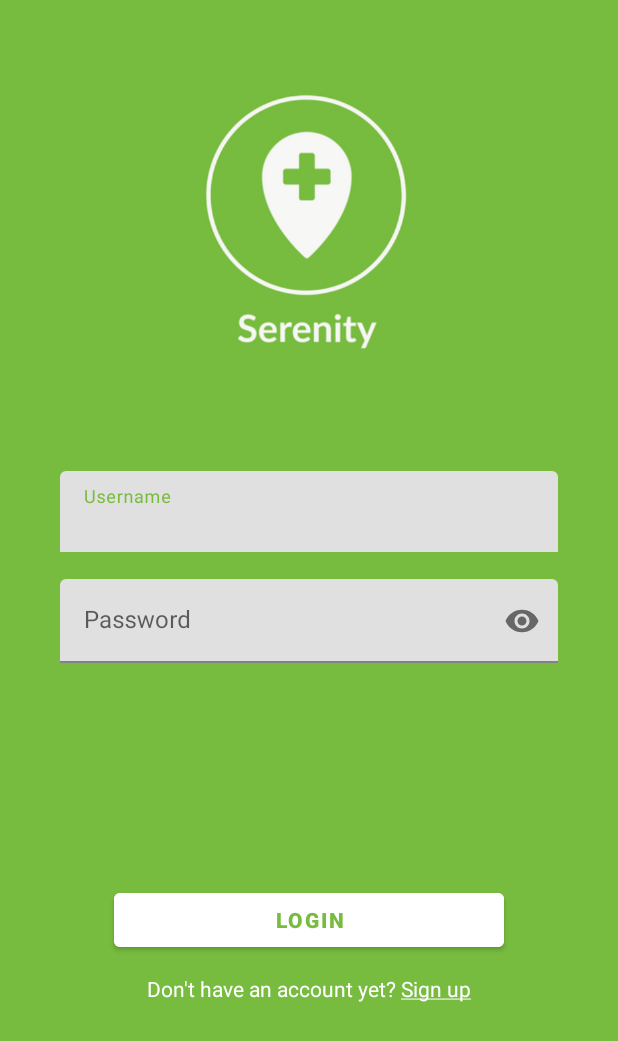
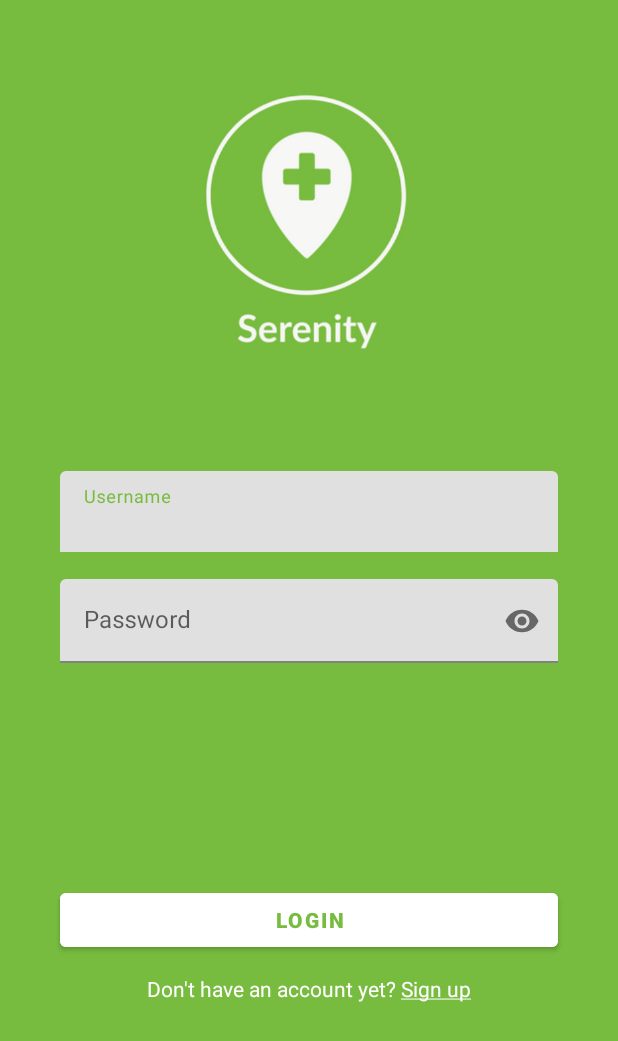
Before and after one commit to Grrom/Serenity-Health, an Android app: the screen it shows after launch (LoginActivity), on a phone screen of 412 x 824 dp. Shown: the top 1041 px of the screen. Run offline under Robolectric (Android 15) with nearby library versions, the phone set to English and light mode, and no system bars.

Commit message:
adjust login margin

```diff
--- a/app/src/main/AndroidManifest.xml
+++ b/app/src/main/AndroidManifest.xml
@@ -15,6 +15,7 @@
         tools:targetApi="31">
         <activity
             android:name=".RegisterActivity"
+            android:theme="@style/Theme.SerenityHealth.NoActionBar"
             android:exported="false" />
         <activity
             android:name=".AddAppointmentActivity"
--- a/app/src/main/res/layout/activity_login.xml
+++ b/app/src/main/res/layout/activity_login.xml
@@ -55,7 +55,7 @@
         android:layout_width="match_parent"
         android:layout_height="wrap_content"
         android:layout_gravity="center"
-        android:layout_marginHorizontal="60dp"
+        android:layout_marginHorizontal="24dp"
         android:backgroundTint="@color/white"
         android:text="Login"
         android:textStyle="bold"
```
